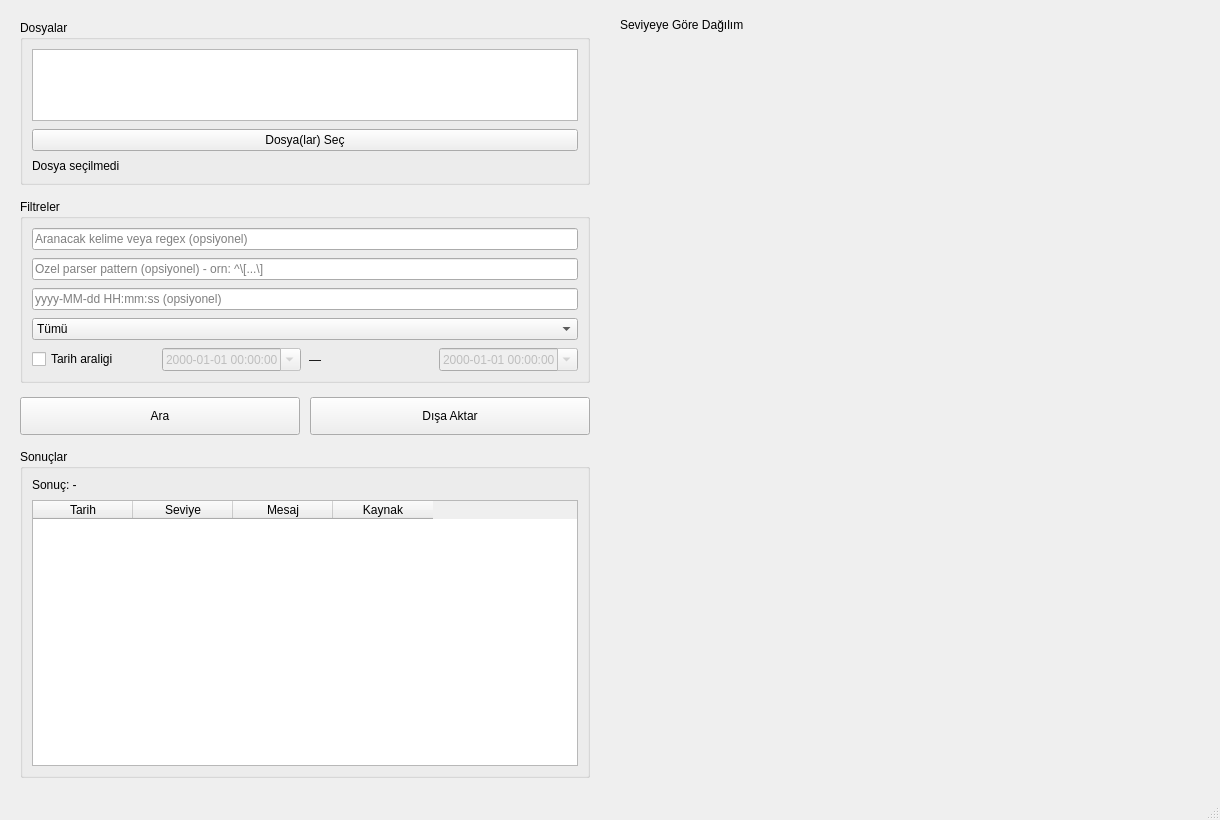
Qt form src/ui/mainwindow.ui (enestkt/log-analyzer) before a commit.
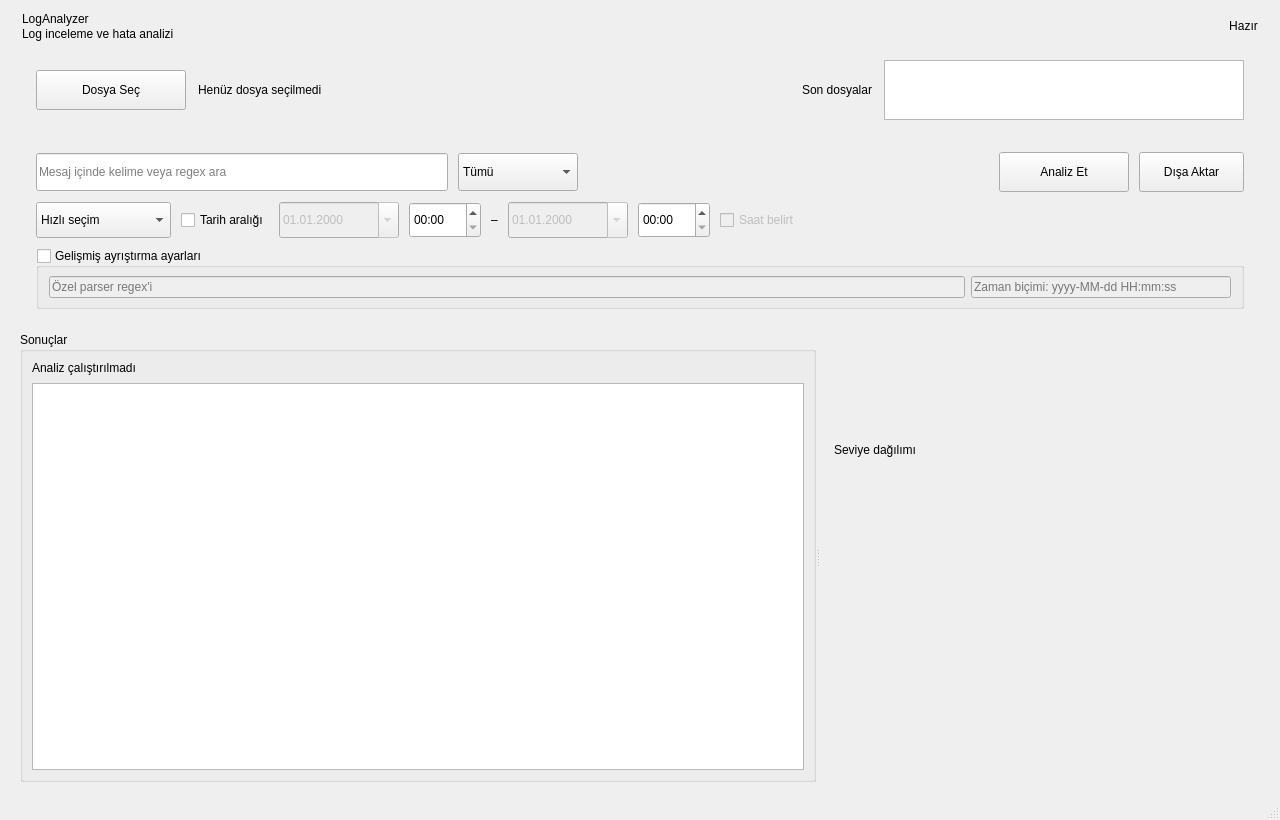
The same form after that commit.

What changed in the file:
```diff
--- a/src/ui/mainwindow.ui
+++ b/src/ui/mainwindow.ui
@@ -3,372 +3,130 @@
  <class>MainWindow</class>
  <widget class="QMainWindow" name="MainWindow">
   <property name="geometry">
-   <rect>
-    <x>0</x>
-    <y>0</y>
-    <width>1220</width>
-    <height>820</height>
-   </rect>
+   <rect><x>0</x><y>0</y><width>1280</width><height>820</height></rect>
   </property>
-  <property name="windowTitle">
-   <string>LogAnalyzer</string>
-  </property>
+  <property name="minimumSize"><size><width>900</width><height>640</height></size></property>
+  <property name="windowTitle"><string>LogAnalyzer</string></property>
   <widget class="QWidget" name="centralwidget">
-   <layout class="QHBoxLayout" name="mainHorizontalLayout">
-    <property name="spacing">
-     <number>20</number>
-    </property>
-    <property name="leftMargin">
-     <number>18</number>
-    </property>
-    <property name="topMargin">
-     <number>18</number>
-    </property>
-    <property name="rightMargin">
-     <number>18</number>
-    </property>
-    <property name="bottomMargin">
-     <number>18</number>
-    </property>
+   <layout class="QVBoxLayout" name="rootLayout">
+    <property name="spacing"><number>10</number></property>
+    <property name="leftMargin"><number>20</number></property>
+    <property name="topMargin"><number>12</number></property>
+    <property name="rightMargin"><number>20</number></property>
+    <property name="bottomMargin"><number>16</number></property>
     <item>
-     <widget class="QScrollArea" name="leftScrollArea">
-      <property name="frameShape">
-       <enum>QFrame::NoFrame</enum>
-      </property>
-      <property name="widgetResizable">
-       <bool>true</bool>
-      </property>
-      <property name="minimumSize">
-       <size>
-        <width>380</width>
-        <height>0</height>
-       </size>
-      </property>
-      <widget class="QWidget" name="leftPanelWidget">
-       <property name="geometry">
-        <rect>
-         <x>0</x>
-         <y>0</y>
-         <width>400</width>
-         <height>700</height>
-        </rect>
-       </property>
-       <layout class="QVBoxLayout" name="leftVerticalLayout">
-        <property name="spacing">
-         <number>14</number>
-        </property>
-        <property name="leftMargin">
-         <number>2</number>
-        </property>
-        <property name="topMargin">
-         <number>2</number>
-        </property>
-        <property name="rightMargin">
-         <number>10</number>
-        </property>
-        <property name="bottomMargin">
-         <number>2</number>
-        </property>
-        <item>
-         <widget class="QGroupBox" name="filesGroupBox">
-          <property name="title">
-           <string>Dosyalar</string>
-          </property>
-          <layout class="QVBoxLayout" name="filesGroupLayout">
-           <property name="spacing">
-            <number>8</number>
-           </property>
-           <item>
-            <widget class="QListWidget" name="recentFilesListWidget">
-             <property name="maximumSize">
-              <size>
-               <width>16777215</width>
-               <height>72</height>
-              </size>
-             </property>
-            </widget>
-           </item>
-           <item>
-            <widget class="QPushButton" name="openFileButton">
-             <property name="cursor">
-              <cursorShape>PointingHandCursor</cursorShape>
-             </property>
-             <property name="text">
-              <string>Dosya(lar) Seç</string>
-             </property>
-            </widget>
-           </item>
-           <item>
-            <widget class="QLabel" name="filePathLabel">
-             <property name="text">
-              <string>Dosya seçilmedi</string>
-             </property>
-             <property name="wordWrap">
-              <bool>true</bool>
-             </property>
-            </widget>
-           </item>
-          </layout>
-         </widget>
-        </item>
-        <item>
-         <widget class="QGroupBox" name="filtersGroupBox">
-          <property name="title">
-           <string>Filtreler</string>
-          </property>
-          <layout class="QVBoxLayout" name="filtersGroupLayout">
-           <property name="spacing">
-            <number>8</number>
-           </property>
-           <item>
-            <widget class="QLineEdit" name="searchLineEdit">
-             <property name="placeholderText">
-              <string>Aranacak kelime veya regex (opsiyonel)</string>
-             </property>
-            </widget>
-           </item>
-           <item>
-            <widget class="QLineEdit" name="patternLineEdit">
-             <property name="placeholderText">
-              <string>Ozel parser pattern (opsiyonel) - orn: ^\[...\]</string>
-             </property>
-            </widget>
-           </item>
-           <item>
-            <widget class="QLineEdit" name="timestampFormatLineEdit">
-             <property name="placeholderText">
-              <string>yyyy-MM-dd HH:mm:ss (opsiyonel)</string>
-             </property>
-            </widget>
-           </item>
-           <item>
-            <widget class="QComboBox" name="levelComboBox">
-             <item>
-              <property name="text">
-               <string>Tümü</string>
-              </property>
-             </item>
-             <item>
-              <property name="text">
-               <string>TRACE</string>
-              </property>
-             </item>
-             <item>
-              <property name="text">
-               <string>DEBUG</string>
-              </property>
-             </item>
-             <item>
-              <property name="text">
-               <string>INFO</string>
-              </property>
-             </item>
-             <item>
-              <property name="text">
-               <string>WARNING</string>
-              </property>
-             </item>
-             <item>
-              <property name="text">
-               <string>ERROR</string>
-              </property>
-             </item>
-             <item>
-              <property name="text">
-               <string>CRITICAL</string>
-              </property>
-             </item>
-            </widget>
-           </item>
-           <item>
-            <layout class="QHBoxLayout" name="dateRangeLayout">
-             <property name="spacing">
-              <number>8</number>
-             </property>
-             <item>
-              <widget class="QCheckBox" name="dateRangeCheckBox">
-               <property name="text">
-                <string>Tarih araligi</string>
-               </property>
-              </widget>
-             </item>
-             <item>
-              <widget class="QDateTimeEdit" name="fromDateTimeEdit">
-               <property name="enabled">
-                <bool>false</bool>
-               </property>
-               <property name="calendarPopup">
-                <bool>true</bool>
-               </property>
-               <property name="displayFormat">
-                <string>yyyy-MM-dd HH:mm:ss</string>
-               </property>
-              </widget>
-             </item>
-             <item>
-              <widget class="QLabel" name="dateRangeSeparatorLabel">
-               <property name="text">
-                <string>—</string>
-               </property>
-              </widget>
-             </item>
-             <item>
-              <widget class="QDateTimeEdit" name="toDateTimeEdit">
-               <property name="enabled">
-                <bool>false</bool>
-               </property>
-               <property name="calendarPopup">
-                <bool>true</bool>
-               </property>
-               <property name="displayFormat">
-                <string>yyyy-MM-dd HH:mm:ss</string>
-               </property>
-              </widget>
-             </item>
-            </layout>
-           </item>
-          </layout>
-         </widget>
-        </item>
-        <item>
-         <layout class="QHBoxLayout" name="buttonRowLayout">
-          <property name="spacing">
-           <number>10</number>
-          </property>
-          <item>
-           <widget class="QPushButton" name="searchButton">
-            <property name="cursor">
-             <cursorShape>PointingHandCursor</cursorShape>
-            </property>
-            <property name="minimumSize">
-             <size>
-              <width>0</width>
-              <height>38</height>
-             </size>
-            </property>
-            <property name="text">
-             <string>Ara</string>
-            </property>
-           </widget>
-          </item>
-          <item>
-           <widget class="QPushButton" name="exportButton">
-            <property name="cursor">
-             <cursorShape>PointingHandCursor</cursorShape>
-            </property>
-            <property name="minimumSize">
-             <size>
-              <width>0</width>
-              <height>38</height>
-             </size>
-            </property>
-            <property name="text">
-             <string>Dışa Aktar</string>
-            </property>
-           </widget>
-          </item>
+     <widget class="QFrame" name="headerFrame">
+      <property name="maximumSize"><size><width>16777215</width><height>56</height></size></property>
+      <layout class="QHBoxLayout" name="headerLayout">
+       <property name="leftMargin"><number>2</number></property><property name="topMargin"><number>0</number></property><property name="rightMargin"><number>2</number></property><property name="bottomMargin"><number>0</number></property>
+       <item>
+        <layout class="QVBoxLayout" name="titleLayout">
+         <property name="spacing"><number>1</number></property>
+         <item><widget class="QLabel" name="appTitleLabel"><property name="text"><string>LogAnalyzer</string></property></widget></item>
+         <item><widget class="QLabel" name="appSubtitleLabel"><property name="text"><string>Log inceleme ve hata analizi</string></property></widget></item>
+        </layout>
+       </item>
+       <item><spacer name="headerSpacer"><property name="orientation"><enum>Qt::Horizontal</enum></property><property name="sizeHint"><size><width>40</width><height>20</height></size></property></spacer></item>
+       <item><widget class="QLabel" name="statusPillLabel"><property name="maximumSize"><size><width>16777215</width><height>28</height></size></property><property name="text"><string>Hazır</string></property><property name="alignment"><set>Qt::AlignCenter</set></property></widget></item>
+      </layout>
+     </widget>
+    </item>
+    <item>
+     <widget class="QFrame" name="sourceCard">
+      <property name="maximumSize"><size><width>16777215</width><height>78</height></size></property>
+      <layout class="QHBoxLayout" name="sourceLayout">
+       <property name="spacing"><number>12</number></property>
+       <property name="leftMargin"><number>16</number></property><property name="topMargin"><number>9</number></property><property name="rightMargin"><number>16</number></property><property name="bottomMargin"><number>9</number></property>
+       <item><widget class="QPushButton" name="openFileButton"><property name="minimumSize"><size><width>150</width><height>40</height></size></property><property name="cursor"><cursorShape>PointingHandCursor</cursorShape></property><property name="text"><string>Dosya Seç</string></property></widget></item>
+       <item><widget class="QLabel" name="filePathLabel"><property name="text"><string>Henüz dosya seçilmedi</string></property><property name="wordWrap"><bool>true</bool></property></widget></item>
+       <item><spacer name="sourceSpacer"><property name="orientation"><enum>Qt::Horizontal</enum></property><property name="sizeHint"><size><width>30</width><height>20</height></size></property></spacer></item>
+       <item><widget class="QLabel" name="recentTitleLabel"><property name="text"><string>Son dosyalar</string></property></widget></item>
+       <item><widget class="QListWidget" name="recentFilesListWidget"><property name="minimumSize"><size><width>260</width><height>60</height></size></property><property name="maximumSize"><size><width>360</width><height>60</height></size></property><property name="horizontalScrollBarPolicy"><enum>Qt::ScrollBarAlwaysOff</enum></property></widget></item>
+      </layout>
+     </widget>
+    </item>
+    <item>
+     <widget class="QFrame" name="filtersCard">
+      <property name="sizePolicy"><sizepolicy hsizetype="Expanding" vsizetype="Maximum"><horstretch>0</horstretch><verstretch>0</verstretch></sizepolicy></property>
+      <layout class="QVBoxLayout" name="filtersCardLayout">
+       <property name="spacing"><number>10</number></property>
+       <property name="leftMargin"><number>16</number></property><property name="topMargin"><number>13</number></property><property name="rightMargin"><number>16</number></property><property name="bottomMargin"><number>13</number></property>
+       <item>
+        <layout class="QHBoxLayout" name="filterRowLayout">
+         <property name="spacing"><number>10</number></property>
+         <item><widget class="QLineEdit" name="searchLineEdit"><property name="minimumSize"><size><width>220</width><height>38</height></size></property><property name="clearButtonEnabled"><bool>true</bool></property><property name="placeholderText"><string>Mesaj içinde kelime veya regex ara</string></property></widget></item>
+         <item><widget class="QComboBox" name="levelComboBox"><property name="minimumSize"><size><width>120</width><height>38</height></size></property>
+          <item><property name="text"><string>Tümü</string></property></item>
+          <item><property name="text"><string>TRACE</string></property></item>
+          <item><property name="text"><string>DEBUG</string></property></item>
+          <item><property name="text"><string>INFO</string></property></item>
+          <item><property name="text"><string>WARNING</string></property></item>
+          <item><property name="text"><string>ERROR</string></property></item>
+          <item><property name="text"><string>CRITICAL</string></property></item>
+         </widget></item>
+         <item><spacer name="filterRowSpacer"><property name="orientation"><enum>Qt::Horizontal</enum></property><property name="sizeHint"><size><width>20</width><height>20</height></size></property></spacer></item>
+         <item><widget class="QPushButton" name="searchButton"><property name="minimumSize"><size><width>130</width><height>40</height></size></property><property name="cursor"><cursorShape>PointingHandCursor</cursorShape></property><property name="text"><string>Analiz Et</string></property></widget></item>
+         <item><widget class="QPushButton" name="exportButton"><property name="minimumSize"><size><width>105</width><height>40</height></size></property><property name="cursor"><cursorShape>PointingHandCursor</cursorShape></property><property name="text"><string>Dışa Aktar</string></property></widget></item>
+        </layout>
+       </item>
+       <item>
+       <layout class="QHBoxLayout" name="dateRowLayout">
+         <property name="spacing"><number>10</number></property>
+         <item><widget class="QComboBox" name="quickRangeComboBox"><property name="minimumSize"><size><width>135</width><height>36</height></size></property><item><property name="text"><string>Hızlı seçim</string></property></item><item><property name="text"><string>Son 15 dakika</string></property></item><item><property name="text"><string>Son 1 saat</string></property></item><item><property name="text"><string>Bugün</string></property></item><item><property name="text"><string>Son 24 saat</string></property></item></widget></item>
+         <item><widget class="QCheckBox" name="dateRangeCheckBox"><property name="text"><string>Tarih aralığı</string></property></widget></item>
+         <item><widget class="QDateEdit" name="fromDateTimeEdit"><property name="enabled"><bool>false</bool></property><property name="minimumSize"><size><width>120</width><height>36</height></size></property><property name="calendarPopup"><bool>true</bool></property><property name="displayFormat"><string>dd.MM.yyyy</string></property></widget></item>
+         <item><widget class="QTimeEdit" name="fromTimeEdit"><property name="minimumSize"><size><width>72</width><height>36</height></size></property><property name="displayFormat"><string>HH:mm</string></property></widget></item>
+         <item><widget class="QLabel" name="dateRangeSeparatorLabel"><property name="text"><string>–</string></property><property name="alignment"><set>Qt::AlignCenter</set></property></widget></item>
+         <item><widget class="QDateEdit" name="toDateTimeEdit"><property name="enabled"><bool>false</bool></property><property name="minimumSize"><size><width>120</width><height>36</height></size></property><property name="calendarPopup"><bool>true</bool></property><property name="displayFormat"><string>dd.MM.yyyy</string></property></widget></item>
+         <item><widget class="QTimeEdit" name="toTimeEdit"><property name="minimumSize"><size><width>72</width><height>36</height></size></property><property name="displayFormat"><string>HH:mm</string></property></widget></item>
+         <item><widget class="QCheckBox" name="timePrecisionCheckBox"><property name="enabled"><bool>false</bool></property><property name="text"><string>Saat belirt</string></property></widget></item>
+         <item><spacer name="dateRowSpacer"><property name="orientation"><enum>Qt::Horizontal</enum></property><property name="sizeHint"><size><width>20</width><height>20</height></size></property></spacer></item>
+        </layout>
+       </item>
+       <item>
+        <widget class="QGroupBox" name="advancedGroupBox">
+         <property name="title"><string>Gelişmiş ayrıştırma ayarları</string></property>
+         <property name="checkable"><bool>true</bool></property>
+         <property name="checked"><bool>false</bool></property>
+         <layout class="QHBoxLayout" name="advancedLayout">
+          <property name="leftMargin"><number>10</number></property><property name="topMargin"><number>8</number></property><property name="rightMargin"><number>10</number></property><property name="bottomMargin"><number>8</number></property>
+          <item><widget class="QLineEdit" name="patternLineEdit"><property name="placeholderText"><string>Özel parser regex'i</string></property></widget></item>
+          <item><widget class="QLineEdit" name="timestampFormatLineEdit"><property name="maximumSize"><size><width>260</width><height>16777215</height></size></property><property name="placeholderText"><string>Zaman biçimi: yyyy-MM-dd HH:mm:ss</string></property></widget></item>
          </layout>
-        </item>
-        <item>
-         <widget class="QGroupBox" name="resultsGroupBox">
-          <property name="sizePolicy">
-           <sizepolicy hsizetype="Preferred" vsizetype="Expanding">
-            <horstretch>0</horstretch>
-            <verstretch>1</verstretch>
-           </sizepolicy>
-          </property>
-          <property name="minimumSize">
-           <size>
-            <width>0</width>
-            <height>260</height>
-           </size>
-          </property>
-          <property name="title">
-           <string>Sonuçlar</string>
-          </property>
-          <layout class="QVBoxLayout" name="resultsGroupLayout">
-           <property name="spacing">
-            <number>8</number>
-           </property>
-           <item>
-            <widget class="QLabel" name="resultCountLabel">
-             <property name="text">
-              <string>Sonuç: -</string>
-             </property>
-            </widget>
-           </item>
-           <item>
-            <widget class="QTableWidget" name="resultTableWidget">
-             <property name="sizePolicy">
-              <sizepolicy hsizetype="Expanding" vsizetype="Expanding">
-               <horstretch>0</horstretch>
-               <verstretch>1</verstretch>
-              </sizepolicy>
-             </property>
-             <property name="minimumSize">
-              <size>
-               <width>0</width>
-               <height>180</height>
-              </size>
-             </property>
-             <column>
-              <property name="text">
-               <string>Tarih</string>
-              </property>
-             </column>
-             <column>
-              <property name="text">
-               <string>Seviye</string>
-              </property>
-             </column>
-             <column>
-              <property name="text">
-               <string>Mesaj</string>
-              </property>
-             </column>
-             <column>
-              <property name="text">
-               <string>Kaynak</string>
-              </property>
-             </column>
-            </widget>
-           </item>
-          </layout>
-         </widget>
-        </item>
-       </layout>
-      </widget>
+        </widget>
+       </item>
+      </layout>
      </widget>
     </item>
     <item>
-     <layout class="QVBoxLayout" name="rightVerticalLayout">
-      <property name="spacing">
-       <number>10</number>
-      </property>
-      <item>
-       <widget class="QLabel" name="chartTitleLabel">
-        <property name="text">
-         <string>Seviyeye Göre Dağılım</string>
-        </property>
-       </widget>
-      </item>
-      <item>
-       <widget class="QWidget" name="chartContainer" native="true">
-        <property name="sizePolicy">
-         <sizepolicy hsizetype="Expanding" vsizetype="Expanding">
-          <horstretch>0</horstretch>
-          <verstretch>0</verstretch>
-         </sizepolicy>
-        </property>
-        <property name="minimumSize">
-         <size>
-          <width>420</width>
-          <height>0</height>
-         </size>
-        </property>
-       </widget>
-      </item>
-     </layout>
+     <widget class="QSplitter" name="mainSplitter">
+      <property name="sizePolicy"><sizepolicy hsizetype="Expanding" vsizetype="Expanding"><horstretch>0</horstretch><verstretch>1</verstretch></sizepolicy></property>
+      <property name="orientation"><enum>Qt::Horizontal</enum></property>
+      <property name="childrenCollapsible"><bool>false</bool></property>
+      <widget class="QGroupBox" name="resultsGroupBox">
+       <property name="title"><string>Sonuçlar</string></property>
+       <layout class="QVBoxLayout" name="resultsGroupLayout">
+        <property name="spacing"><number>8</number></property>
+        <item><widget class="QLabel" name="resultCountLabel"><property name="text"><string>Analiz çalıştırılmadı</string></property></widget></item>
+        <item><widget class="QTableView" name="resultTableView">
+         <property name="editTriggers"><set>QAbstractItemView::NoEditTriggers</set></property>
+         <property name="selectionBehavior"><enum>QAbstractItemView::SelectRows</enum></property>
+         <property name="showGrid"><bool>false</bool></property>
+         <property name="sortingEnabled"><bool>true</bool></property>
+         <property name="alternatingRowColors"><bool>true</bool></property>
+        </widget></item>
+       </layout>
+      </widget>
+      <widget class="QWidget" name="chartCard" native="true">
+       <property name="minimumSize"><size><width>440</width><height>0</height></size></property>
+       <layout class="QVBoxLayout" name="chartCardLayout">
+        <property name="spacing"><number>8</number></property>
+        <property name="leftMargin"><number>14</number></property><property name="topMargin"><number>14</number></property><property name="rightMargin"><number>14</number></property><property name="bottomMargin"><number>14</number></property>
+        <item><widget class="QLabel" name="chartTitleLabel"><property name="text"><string>Seviye dağılımı</string></property></widget></item>
+        <item><widget class="QWidget" name="chartContainer" native="true"/></item>
+       </layout>
+      </widget>
+     </widget>
     </item>
    </layout>
   </widget>
```
Left out of the diff: 11 changed lines with no effect on the pictures.
